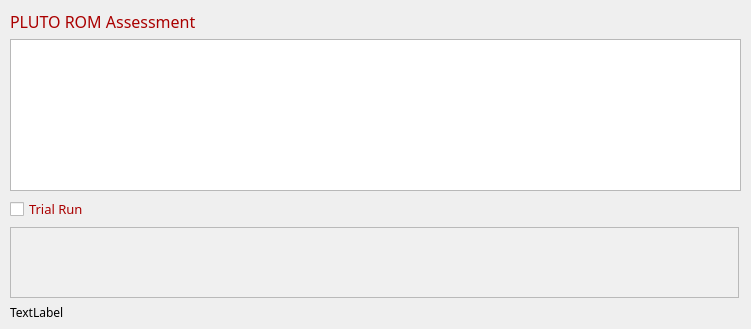
siva82kb/pluto-assessment, file ui/plutoapromassess.ui: the form before one commit.
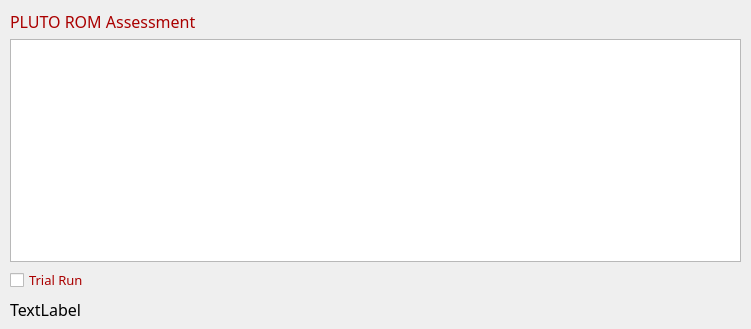
The form after the commit.

Commit message: APROM automatic assessment almost done.

```diff
--- a/ui/plutoapromassess.ui
+++ b/ui/plutoapromassess.ui
@@ -65,40 +65,11 @@
       </widget>
      </item>
      <item>
-      <widget class="QTextEdit" name="textInstruction">
-       <property name="enabled">
-        <bool>false</bool>
-       </property>
-       <property name="minimumSize">
-        <size>
-         <width>729</width>
-         <height>71</height>
-        </size>
-       </property>
-       <property name="maximumSize">
-        <size>
-         <width>729</width>
-         <height>71</height>
-        </size>
-       </property>
+      <widget class="QLabel" name="lblStatus">
        <property name="font">
         <font>
          <family>Bahnschrift Light</family>
          <pointsize>12</pointsize>
-        </font>
-       </property>
-       <property name="styleSheet">
-        <string notr="true">color: rgb(0, 0, 127);
-background-color: rgb(240, 240, 240);</string>
-       </property>
-      </widget>
-     </item>
-     <item>
-      <widget class="QLabel" name="lblStatus">
-       <property name="font">
-        <font>
-         <family>Cascadia Mono</family>
-         <pointsize>9</pointsize>
         </font>
        </property>
        <property name="text">
```
The commit also changes 2 other files.
